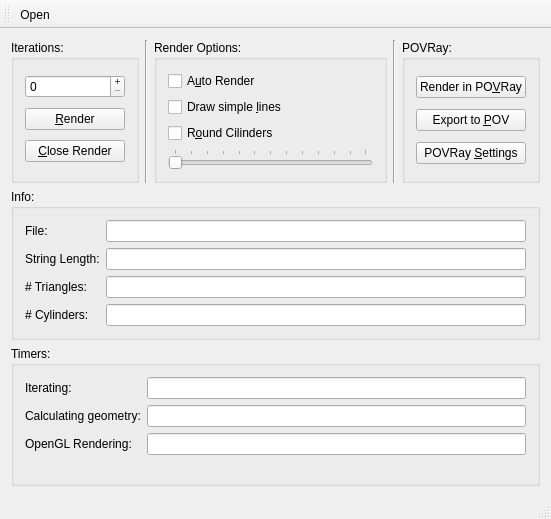
This is gui/QlSys/qlsys.ui in ibensw/lsys2d as Qt 5 draws it before an edit. The edited form follows.
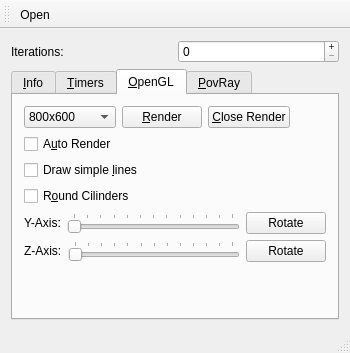
This is the edited form. Icons and pictures are not drawn.

Diff of the .ui file:
```diff
--- a/gui/QlSys/qlsys.ui
+++ b/gui/QlSys/qlsys.ui
@@ -6,8 +6,8 @@
    <rect>
     <x>0</x>
     <y>0</y>
-    <width>551</width>
-    <height>519</height>
+    <width>350</width>
+    <height>353</height>
    </rect>
   </property>
   <property name="windowTitle">
@@ -18,15 +18,16 @@
     <normaloff>res/icon.png</normaloff>res/icon.png</iconset>
   </property>
   <widget class="QWidget" name="centralWidget">
-   <layout class="QVBoxLayout" name="verticalLayout_3">
+   <layout class="QVBoxLayout" name="verticalLayout">
     <item>
      <layout class="QHBoxLayout" name="horizontalLayout">
       <item>
-       <widget class="QGroupBox" name="Group1">
-        <property name="title">
+       <widget class="QLabel" name="label_11">
+        <property name="text">
          <string>Iterations:</string>
         </property>
-        <layout class="QVBoxLayout" name="verticalLayout">
+       </widget>
+      </item>
          <item>
           <widget class="QSpinBox" name="spinIteration">
            <property name="minimumSize">
@@ -46,124 +47,32 @@
            </property>
           </widget>
          </item>
-         <item>
-          <widget class="QPushButton" name="btnRender">
-           <property name="text">
-            <string>&amp;Render</string>
-           </property>
-          </widget>
-         </item>
-         <item>
-          <widget class="QPushButton" name="btnRendClose">
-           <property name="text">
-            <string>&amp;Close Render</string>
-           </property>
-          </widget>
-         </item>
-        </layout>
-       </widget>
+     </layout>
       </item>
       <item>
-       <widget class="Line" name="line">
-        <property name="orientation">
-         <enum>Qt::Vertical</enum>
-        </property>
-       </widget>
-      </item>
-      <item>
-       <widget class="QGroupBox" name="Group2">
-        <property name="title">
-         <string>Render Options:</string>
-        </property>
-        <layout class="QVBoxLayout" name="verticalLayout_2">
-         <item>
-          <widget class="QCheckBox" name="chkAutorender">
+     <widget class="QTabWidget" name="tabWidget">
+      <property name="currentIndex">
+       <number>2</number>
+      </property>
+      <widget class="QWidget" name="tab">
+       <attribute name="title">
+        <string>&amp;Info</string>
+       </attribute>
+       <layout class="QFormLayout" name="formLayout_2">
+        <item row="0" column="0">
+         <widget class="QLabel" name="label_5">
            <property name="text">
-            <string>A&amp;uto Render</string>
+           <string>File:</string>
            </property>
           </widget>
          </item>
-         <item>
-          <widget class="QCheckBox" name="chkLineMode">
-           <property name="text">
-            <string>Draw simple &amp;lines</string>
+        <item row="0" column="1">
+         <widget class="QLineEdit" name="txtFilename">
+          <property name="readOnly">
+           <bool>true</bool>
            </property>
           </widget>
          </item>
-         <item>
-          <widget class="QCheckBox" name="chkRound">
-           <property name="text">
-            <string>R&amp;ound Cilinders</string>
-           </property>
-          </widget>
-         </item>
-         <item>
-          <widget class="QSlider" name="sldRot">
-           <property name="maximum">
-            <number>359</number>
-           </property>
-           <property name="orientation">
-            <enum>Qt::Horizontal</enum>
-           </property>
-           <property name="tickPosition">
-            <enum>QSlider::TicksAbove</enum>
-           </property>
-           <property name="tickInterval">
-            <number>30</number>
-           </property>
-          </widget>
-         </item>
-        </layout>
-       </widget>
-      </item>
-      <item>
-       <widget class="Line" name="line_2">
-        <property name="orientation">
-         <enum>Qt::Vertical</enum>
-        </property>
-       </widget>
-      </item>
-      <item>
-       <widget class="QGroupBox" name="formGroupBox">
-        <property name="title">
-         <string>POVRay:</string>
-        </property>
-        <layout class="QVBoxLayout" name="verticalLayout_4">
-         <item>
-          <widget class="QPushButton" name="btnRendPov">
-           <property name="text">
-            <string>Render in PO&amp;VRay</string>
-           </property>
-          </widget>
-         </item>
-         <item>
-          <widget class="QPushButton" name="btnPov">
-           <property name="text">
-            <string>Export to &amp;POV</string>
-           </property>
-          </widget>
-         </item>
-         <item>
-          <widget class="QPushButton" name="btnPovSet">
-           <property name="text">
-            <string>POVRay &amp;Settings</string>
-           </property>
-          </widget>
-         </item>
-        </layout>
-       </widget>
-      </item>
-     </layout>
-    </item>
-    <item>
-     <widget class="QGroupBox" name="groupBox">
-      <property name="title">
-       <string>Info:</string>
-      </property>
-      <layout class="QFormLayout" name="formLayout_3">
-       <property name="fieldGrowthPolicy">
-        <enum>QFormLayout::AllNonFixedFieldsGrow</enum>
-       </property>
        <item row="1" column="0">
         <widget class="QLabel" name="label_2">
          <property name="text">
@@ -185,6 +94,13 @@
          </property>
         </widget>
        </item>
+        <item row="2" column="1">
+         <widget class="QLineEdit" name="txtTria">
+          <property name="readOnly">
+           <bool>true</bool>
+          </property>
+         </widget>
+        </item>
        <item row="3" column="0">
         <widget class="QLabel" name="label_4">
          <property name="text">
@@ -192,13 +108,6 @@
          </property>
         </widget>
        </item>
-       <item row="2" column="1">
-        <widget class="QLineEdit" name="txtTria">
-         <property name="readOnly">
-          <bool>true</bool>
-         </property>
-        </widget>
-       </item>
        <item row="3" column="1">
         <widget class="QLineEdit" name="txtCyl">
          <property name="readOnly">
@@ -206,29 +115,13 @@
          </property>
         </widget>
        </item>
-       <item row="0" column="0">
-        <widget class="QLabel" name="label_5">
-         <property name="text">
-          <string>File:</string>
-         </property>
-        </widget>
-       </item>
-       <item row="0" column="1">
-        <widget class="QLineEdit" name="txtFilename">
-         <property name="readOnly">
-          <bool>true</bool>
-         </property>
-        </widget>
-       </item>
-      </layout>
-     </widget>
-    </item>
-    <item>
-     <widget class="QGroupBox" name="groupBox_2">
-      <property name="title">
-       <string>Timers:</string>
-      </property>
-      <layout class="QFormLayout" name="formLayout">
+       </layout>
+      </widget>
+      <widget class="QWidget" name="tab_2">
+       <attribute name="title">
+        <string>&amp;Timers</string>
+       </attribute>
+       <layout class="QFormLayout" name="formLayout_3">
        <item row="0" column="0">
         <widget class="QLabel" name="label">
          <property name="text">
@@ -236,6 +129,9 @@
          </property>
         </widget>
        </item>
+        <item row="0" column="1">
+         <widget class="QLineEdit" name="txtIttime"/>
+        </item>
        <item row="1" column="0">
         <widget class="QLabel" name="label_6">
          <property name="text">
@@ -243,6 +139,9 @@
          </property>
         </widget>
        </item>
+        <item row="1" column="1">
+         <widget class="QLineEdit" name="txtCalctime"/>
+        </item>
        <item row="2" column="0">
         <widget class="QLabel" name="label_7">
          <property name="text">
@@ -250,16 +149,254 @@
          </property>
         </widget>
        </item>
-       <item row="0" column="1">
-        <widget class="QLineEdit" name="txtIttime"/>
-       </item>
-       <item row="1" column="1">
-        <widget class="QLineEdit" name="txtCalctime"/>
-       </item>
        <item row="2" column="1">
         <widget class="QLineEdit" name="txtRendertime"/>
        </item>
       </layout>
+      </widget>
+      <widget class="QWidget" name="tab_3">
+       <attribute name="title">
+        <string>&amp;OpenGL</string>
+       </attribute>
+       <layout class="QVBoxLayout" name="verticalLayout_3">
+        <item>
+         <layout class="QHBoxLayout" name="horizontalLayout_2">
+          <item>
+           <widget class="QComboBox" name="comboBox">
+            <property name="currentIndex">
+             <number>5</number>
+            </property>
+            <item>
+             <property name="text">
+              <string>160x120</string>
+             </property>
+            </item>
+            <item>
+             <property name="text">
+              <string>176x144</string>
+             </property>
+            </item>
+            <item>
+             <property name="text">
+              <string>320x240</string>
+             </property>
+            </item>
+            <item>
+             <property name="text">
+              <string>400x300</string>
+             </property>
+            </item>
+            <item>
+             <property name="text">
+              <string>640x480</string>
+             </property>
+            </item>
+            <item>
+             <property name="text">
+              <string>800x600</string>
+             </property>
+            </item>
+            <item>
+             <property name="text">
+              <string>1024x768</string>
+             </property>
+            </item>
+            <item>
+             <property name="text">
+              <string>1280x1024</string>
+             </property>
+            </item>
+           </widget>
+          </item>
+          <item>
+           <widget class="QPushButton" name="btnRender">
+            <property name="text">
+             <string>&amp;Render</string>
+            </property>
+           </widget>
+          </item>
+          <item>
+           <widget class="QPushButton" name="btnRendClose">
+            <property name="text">
+             <string>&amp;Close Render</string>
+            </property>
+           </widget>
+          </item>
+          <item>
+           <spacer name="horizontalSpacer">
+            <property name="orientation">
+             <enum>Qt::Horizontal</enum>
+            </property>
+            <property name="sizeHint" stdset="0">
+             <size>
+              <width>40</width>
+              <height>20</height>
+             </size>
+            </property>
+           </spacer>
+          </item>
+         </layout>
+        </item>
+        <item>
+         <widget class="QCheckBox" name="chkAutorender">
+          <property name="text">
+           <string>A&amp;uto Render</string>
+          </property>
+         </widget>
+        </item>
+        <item>
+         <widget class="QCheckBox" name="chkLineMode">
+          <property name="text">
+           <string>Draw simple &amp;lines</string>
+          </property>
+         </widget>
+        </item>
+        <item>
+         <widget class="QCheckBox" name="chkRound">
+          <property name="text">
+           <string>R&amp;ound Cilinders</string>
+          </property>
+         </widget>
+        </item>
+        <item>
+         <layout class="QHBoxLayout" name="horizontalLayout_3">
+          <item>
+           <widget class="QLabel" name="label_8">
+            <property name="text">
+             <string>Y-Axis:</string>
+            </property>
+           </widget>
+          </item>
+          <item>
+           <widget class="QSlider" name="sldRotY">
+            <property name="maximum">
+             <number>359</number>
+            </property>
+            <property name="orientation">
+             <enum>Qt::Horizontal</enum>
+            </property>
+            <property name="tickPosition">
+             <enum>QSlider::TicksAbove</enum>
+            </property>
+            <property name="tickInterval">
+             <number>30</number>
+            </property>
+           </widget>
+          </item>
+          <item>
+           <widget class="QPushButton" name="btnRotY">
+            <property name="text">
+             <string>Rotate</string>
+            </property>
+           </widget>
+          </item>
+         </layout>
+        </item>
+        <item>
+         <layout class="QHBoxLayout" name="horizontalLayout_4">
+          <item>
+           <widget class="QLabel" name="label_9">
+            <property name="text">
+             <string>Z-Axis:</string>
+            </property>
+           </widget>
+          </item>
+          <item>
+           <widget class="QSlider" name="sldRotZ">
+            <property name="maximum">
+             <number>359</number>
+            </property>
+            <property name="orientation">
+             <enum>Qt::Horizontal</enum>
+            </property>
+            <property name="tickPosition">
+             <enum>QSlider::TicksAbove</enum>
+            </property>
+            <property name="tickInterval">
+             <number>30</number>
+            </property>
+           </widget>
+          </item>
+          <item>
+           <widget class="QPushButton" name="btnRotZ">
+            <property name="text">
+             <string>Rotate</string>
+            </property>
+           </widget>
+          </item>
+         </layout>
+        </item>
+        <item>
+         <spacer name="verticalSpacer_2">
+          <property name="orientation">
+           <enum>Qt::Vertical</enum>
+          </property>
+          <property name="sizeHint" stdset="0">
+           <size>
+            <width>20</width>
+            <height>101</height>
+           </size>
+          </property>
+         </spacer>
+        </item>
+       </layout>
+      </widget>
+      <widget class="QWidget" name="tab_4">
+       <attribute name="title">
+        <string>&amp;PovRay</string>
+       </attribute>
+       <layout class="QVBoxLayout" name="verticalLayout_2">
+        <item>
+         <layout class="QHBoxLayout" name="horizontalLayout_6">
+          <item>
+           <widget class="QPushButton" name="btnRendPov">
+            <property name="text">
+             <string>Render in PO&amp;VRay</string>
+            </property>
+           </widget>
+          </item>
+          <item>
+           <widget class="QPushButton" name="btnPov">
+            <property name="text">
+             <string>Export to &amp;POV</string>
+            </property>
+           </widget>
+          </item>
+         </layout>
+        </item>
+        <item>
+         <layout class="QHBoxLayout" name="horizontalLayout_5">
+          <item>
+           <widget class="QLabel" name="label_10">
+            <property name="text">
+             <string>Options:</string>
+            </property>
+           </widget>
+          </item>
+          <item>
+           <widget class="QLineEdit" name="lineEdit">
+            <property name="text">
+             <string>+W800 +H600 +Q11 +A0.1</string>
+            </property>
+           </widget>
+          </item>
+         </layout>
+        </item>
+        <item>
+         <spacer name="verticalSpacer">
+          <property name="orientation">
+           <enum>Qt::Vertical</enum>
+          </property>
+          <property name="sizeHint" stdset="0">
+           <size>
+            <width>20</width>
+            <height>123</height>
+           </size>
+          </property>
+         </spacer>
+        </item>
+       </layout>
+      </widget>
      </widget>
     </item>
    </layout>
```
Lines whose indentation alone changed are shown as unchanged.
